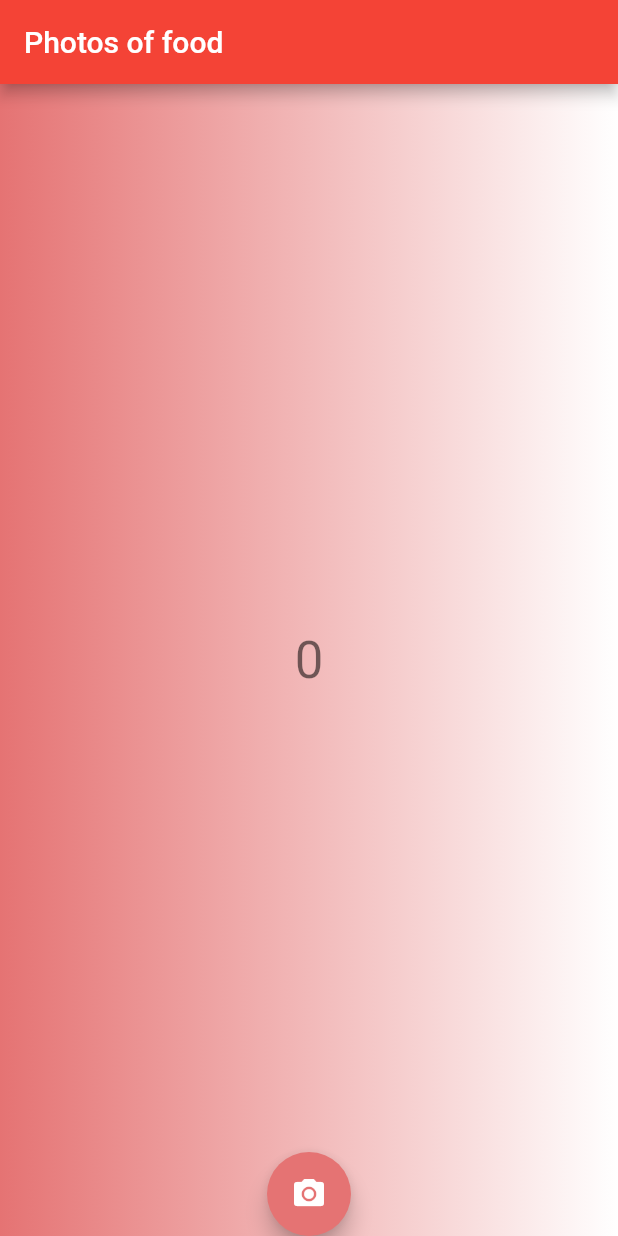
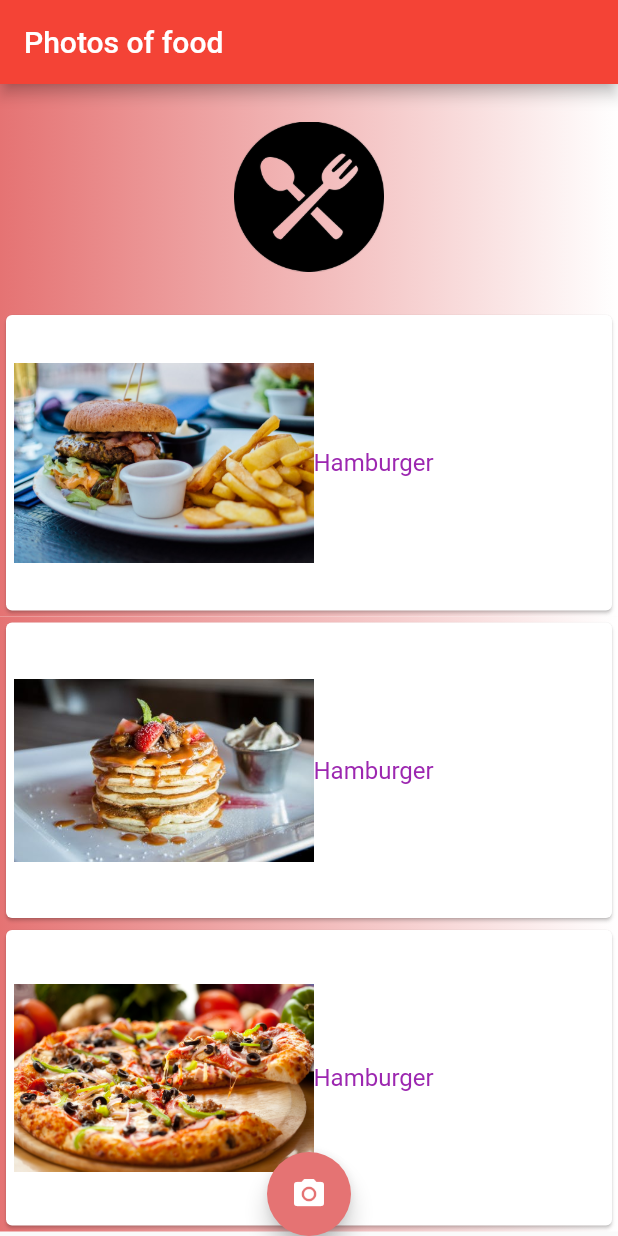
Before and after one commit to caiohman/foodApp, a Flutter app: the screen it shows after launch, on a phone screen of 412 x 824 dp. Run offline on Flutter 3.47's test engine with Material 2 defaults, Android fonts, the phone set to English and light mode, and no system bars.

Commit message:
add images

```diff
--- a/lib/main.dart
+++ b/lib/main.dart
@@ -68,24 +68,70 @@ class _MyHomePageState extends State<MyHomePage> {
     // The Flutter framework has been optimized to make rerunning build methods
     // fast, so that you can just rebuild anything that needs updating rather
     // than having to individually change instances of widgets.
+
+    Widget foodIcon = Image(image: AssetImage('assets/foodIcon.png'),
+      width: 100, height: 100);
+
+    Widget hamburger = Image(image: AssetImage('assets/hamburger.jpg'),
+      width: 200, height: 200);
+
+    Widget pancake = Image(image: AssetImage('assets/pancake.jpeg'),
+      width: 200, height: 200);
+
+    Widget pizza = Image(image: AssetImage('assets/pizza.jpg'),
+      width: 200, height: 200);
+
+    Widget hamburgerText = Text("Hamburger");
+
+      Widget _organiseCards(Widget imageSelected , Widget textSelected){
+         return Card(
+          child: Container(
+            padding: EdgeInsets.all(5.0),
+            child: Row(
+              children: <Widget>[
+                imageSelected ,
+                textSelected ,
+              ],
+            ),
+          ),
+        );
+      }
+
+    Widget _organiseContainers(Widget imageSelected , Widget textSelected){
+      return Container(
+        decoration: BoxDecoration(
+          gradient: LinearGradient(
+            colors: [ Colors.red[300] , Colors.white ]
+          )
+        ),
+        height: 205 ,
+        alignment: Alignment.center,
+        child: _organiseCards(imageSelected , textSelected) ,
+      );
+    }
+
     return Scaffold(
       appBar: AppBar(
         // Here we take the value from the MyHomePage object that was created by
         // the App.build method, and use it to set our appbar title.
         title: Text(widget.title),
       ),
-      body: Container(
-          decoration: BoxDecoration(
-            gradient: LinearGradient(
-              colors: [ Colors.red[300] , Colors.white ]
-            )
+      body: ListView(
+        children: <Widget>[
+          Container(
+            decoration: BoxDecoration(
+              gradient: LinearGradient(
+                colors: [ Colors.red[300] , Colors.white ]
+              )
+            ),
+            height: 150 ,
+            alignment: Alignment.center,
+            child:  foodIcon ,
           ),
-          alignment: Alignment.center,
-          child: Text('$counter',
-            style: Theme.of(context)
-            .textTheme
-            .display1 ),
-            //.copyWith(color: Colors.white)),
+          _organiseContainers(hamburger , hamburgerText),
+          _organiseContainers(pancake , hamburgerText),
+          _organiseContainers(pizza , hamburgerText),
+        ],
       ),
 
       floatingActionButton: FloatingActionButton(
```
Also changed, not shown: pubspec.yaml (+5 -3 lines), assets/foodIcon.png (added), assets/hamburger.jpg (added), assets/pancake.jpeg (added), assets/pizza.jpg (added).
